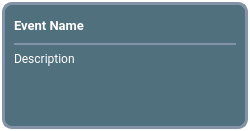
The window that src/app/gui/forms/widgeteventitem.ui (botorabi/Meet4Eat-Desktop) describes before a commit, drawn with Qt 5.
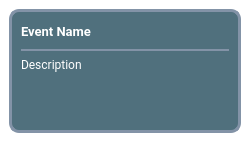
The same window after the commit. Icons and pictures are not drawn.

Patch:
```diff
--- a/src/app/gui/forms/widgeteventitem.ui
+++ b/src/app/gui/forms/widgeteventitem.ui
@@ -35,19 +35,19 @@
   </property>
   <layout class="QVBoxLayout" name="verticalLayout_2">
    <property name="spacing">
-    <number>2</number>
+    <number>9</number>
    </property>
    <property name="leftMargin">
-    <number>2</number>
+    <number>9</number>
    </property>
    <property name="topMargin">
-    <number>2</number>
+    <number>9</number>
    </property>
    <property name="rightMargin">
-    <number>2</number>
+    <number>9</number>
    </property>
    <property name="bottomMargin">
-    <number>2</number>
+    <number>9</number>
    </property>
    <item>
     <widget class="QGroupBox" name="groupBoxMain">
@@ -68,7 +68,7 @@
       <item>
        <layout class="QVBoxLayout" name="verticalLayout" stretch="0,0,1">
         <item>
-         <layout class="QHBoxLayout" name="horizontalLayout_2" stretch="1,0,0,0">
+         <layout class="QHBoxLayout" name="horizontalLayout_2" stretch="1,0,0,0,0">
           <item>
            <widget class="QLabel" name="labelHead">
             <property name="minimumSize">
```
Left out of the diff: 56 changed lines with no effect on the pictures.
